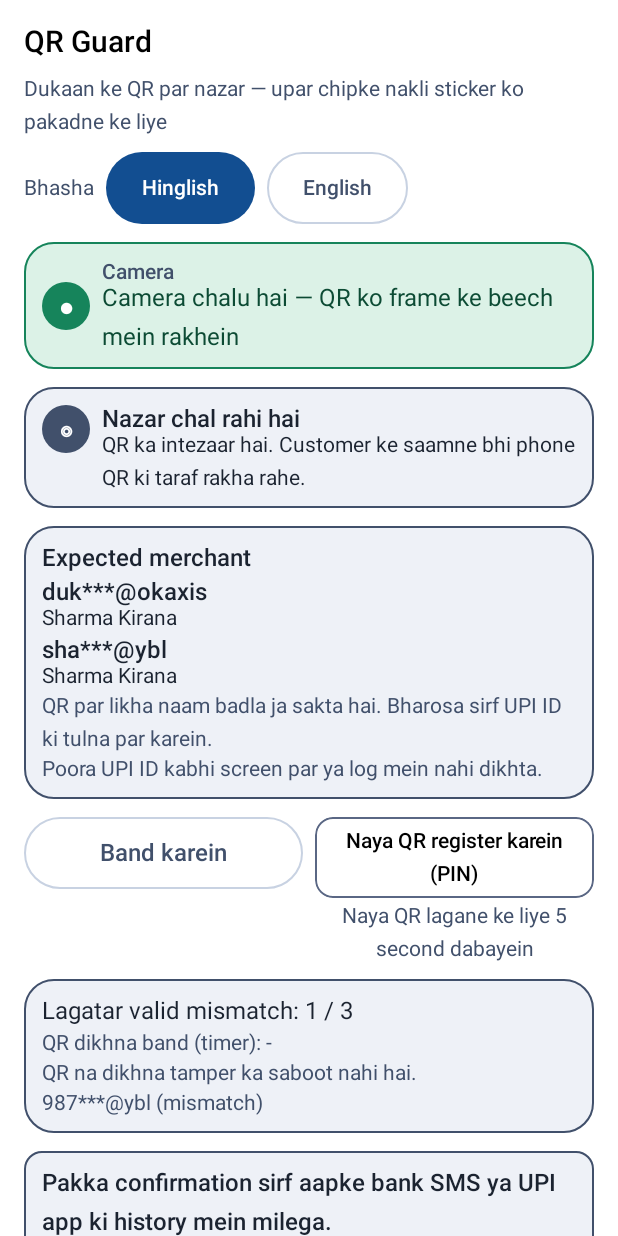
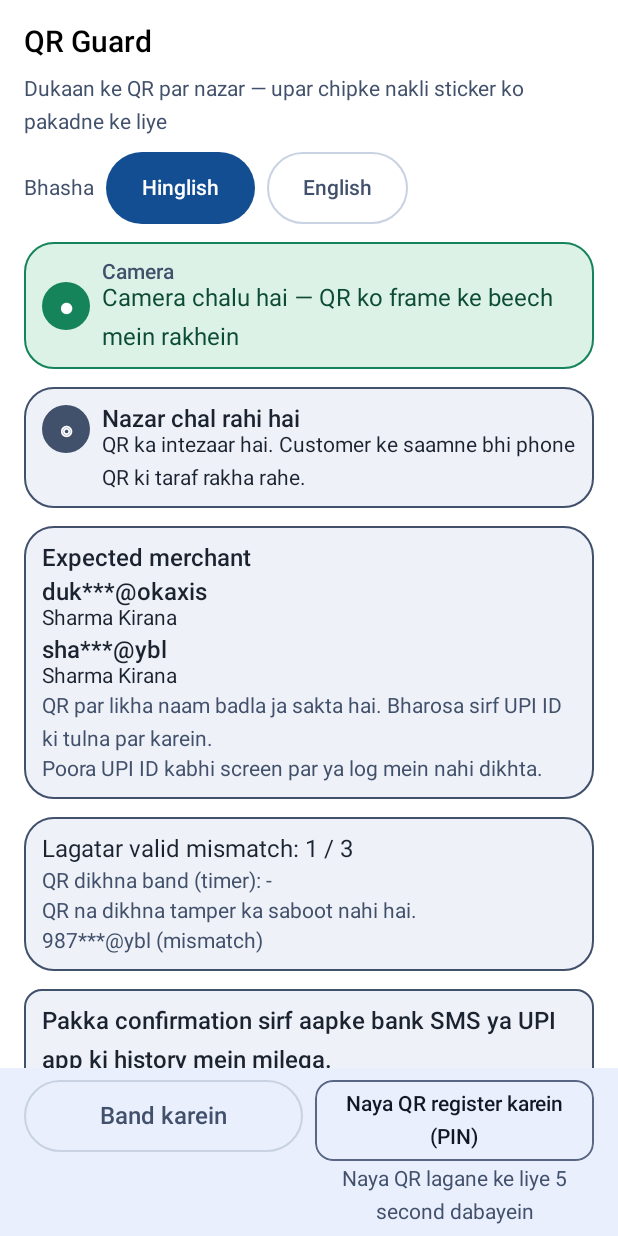
Before and after one commit to shubhsaxena2020/trustshield-ai, an Android app built with Jetpack Compose: the @Preview function QrGuardPreviewWatching, on a phone screen of 412 x 824 dp. Run offline under Robolectric (Android 15) with nearby library versions, the phone set to English and light mode, and no system bars.

Commit message:
feat(android): upgrade call and QR screen interactions

```diff
--- a/apps/android/app/src/main/java/ai/trustshield/android/ui/qr/QrGuardScreen.kt
+++ b/apps/android/app/src/main/java/ai/trustshield/android/ui/qr/QrGuardScreen.kt
@@ -13,7 +13,9 @@ import androidx.compose.foundation.layout.Box
 import androidx.compose.foundation.layout.Column
 import androidx.compose.foundation.layout.ColumnScope
 import androidx.compose.foundation.layout.Row
+import androidx.compose.foundation.layout.fillMaxSize
 import androidx.compose.foundation.layout.fillMaxWidth
+import androidx.compose.foundation.layout.fillMaxHeight
 import androidx.compose.foundation.layout.heightIn
 import androidx.compose.foundation.layout.padding
 import androidx.compose.foundation.layout.size
@@ -95,15 +97,20 @@ fun QrGuardScreen(
     val signal = state.signal
     val signalCopy = QrSignalCopy.of(signal)
 
-    Box(modifier = modifier.fillMaxWidth(), contentAlignment = Alignment.TopCenter) {
+    Box(modifier = modifier.fillMaxSize(), contentAlignment = Alignment.TopCenter) {
         Column(
             modifier = Modifier
                 .widthIn(max = 480.dp)
                 .fillMaxWidth()
-                .verticalScroll(rememberScrollState())
-                .padding(TsTokens.SpacingLg),
-            verticalArrangement = Arrangement.spacedBy(TsTokens.SpacingMd)
+                .fillMaxHeight()
         ) {
+            Column(
+                modifier = Modifier
+                    .weight(1f)
+                    .verticalScroll(rememberScrollState())
+                    .padding(TsTokens.SpacingLg),
+                verticalArrangement = Arrangement.spacedBy(TsTokens.SpacingMd)
+            ) {
             Text(
                 text = QrStrings.title.text(lang),
                 style = MaterialTheme.typography.headlineSmall,
@@ -127,8 +134,6 @@ fun QrGuardScreen(
 
             ExpectedMerchantPanel(state = state, dark = dark, lang = lang, onEvent = onEvent)
 
-            ActionRow(state = state, lang = lang, onEvent = onEvent)
-
             if (state.phase == QrPhase.RE_REGISTER) {
                 ReRegisterPanel(state = state, lang = lang, dark = dark, onEvent = onEvent)
             }
@@ -145,6 +150,18 @@ fun QrGuardScreen(
                 style = MaterialTheme.typography.bodySmall,
                 color = MaterialTheme.colorScheme.onSurfaceVariant
             )
+            }
+
+            Surface(color = MaterialTheme.colorScheme.surface, tonalElevation = 2.dp) {
+                ActionRow(
+                    state = state,
+                    lang = lang,
+                    onEvent = onEvent,
+                    modifier = Modifier
+                        .fillMaxWidth()
+                        .padding(horizontal = TsTokens.SpacingLg, vertical = TsTokens.SpacingSm)
+                )
+            }
         }
     }
 }
@@ -430,8 +447,13 @@ private fun ExpectedMerchantPanel(
 }
 
 @Composable
-private fun ActionRow(state: QrUiState, lang: QrLanguage, onEvent: (QrEvent) -> Unit) {
-    Column(verticalArrangement = Arrangement.spacedBy(TsTokens.SpacingSm)) {
+private fun ActionRow(
+    state: QrUiState,
+    lang: QrLanguage,
+    onEvent: (QrEvent) -> Unit,
+    modifier: Modifier = Modifier
+) {
+    Column(modifier = modifier, verticalArrangement = Arrangement.spacedBy(TsTokens.SpacingSm)) {
         when (state.phase) {
             QrPhase.SETUP, QrPhase.STOPPED -> {
                 Button(
```
Also changed, not shown: apps/android/app/src/main/java/ai/trustshield/android/ui/call/CallShieldScreen.kt (+118 -33 lines), apps/android/app/src/main/java/ai/trustshield/android/ui/settings/SettingsScreen.kt (+5 -5 lines).
